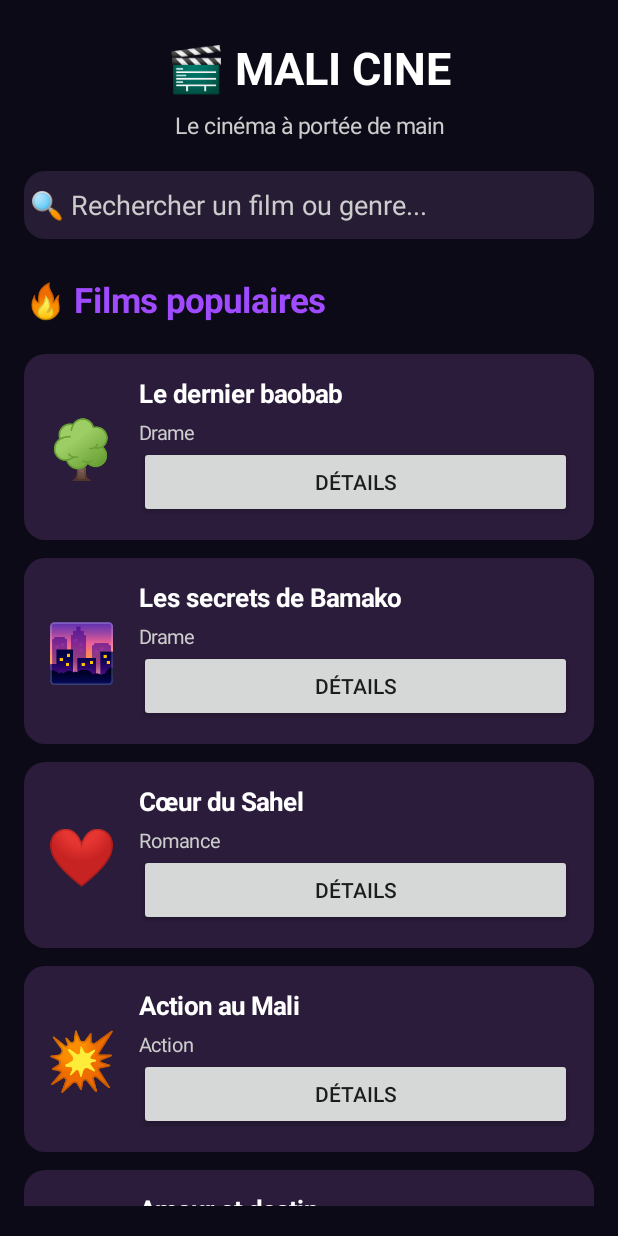
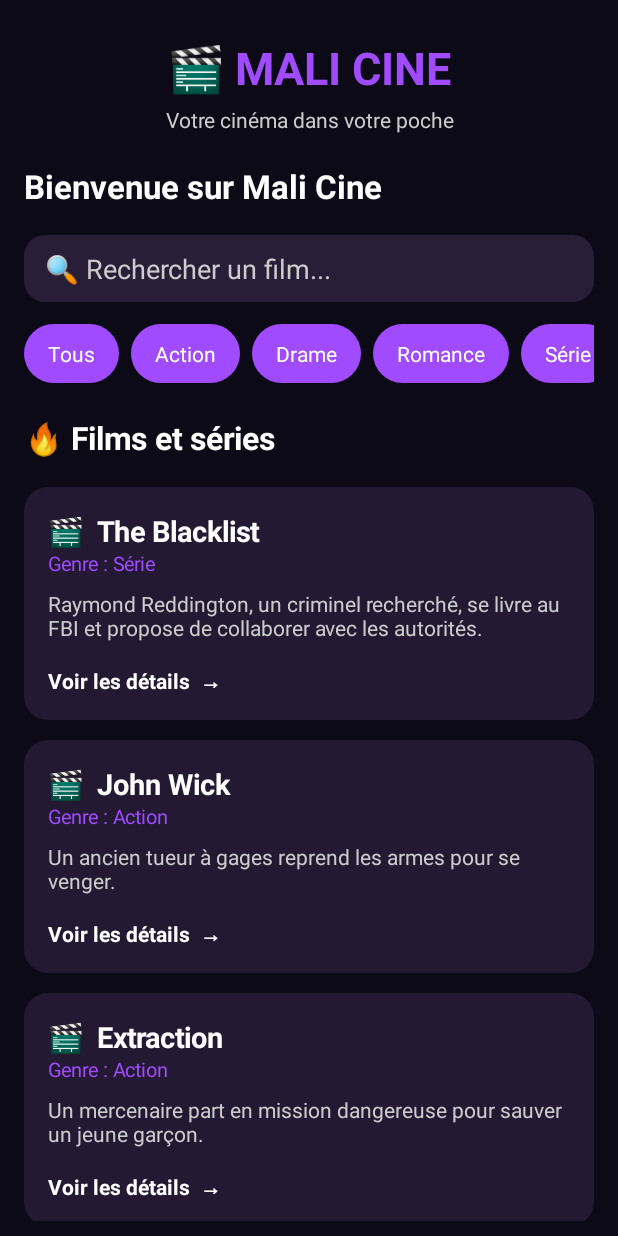
Before and after one commit to mahamadoumd237-hash/mali-cine, an Android app: the screen it shows after launch (MainActivity), on a phone screen of 412 x 824 dp. Run offline under Robolectric (Android 15) with nearby library versions, the phone set to English and light mode, and no system bars.

Commit message:
Refactor film data and enhance UI in MainActivity
Refactor film-related data and UI components in MainActivity. Added film descriptions and improved layout for better user experience.

```diff
--- a/app/src/main/java/com/malicine/app/MainActivity.java
+++ b/app/src/main/java/com/malicine/app/MainActivity.java
@@ -2,6 +2,7 @@
 package com.malicine.app;
 
 import android.app.Activity;
+import android.app.AlertDialog;
 import android.os.Bundle;
 import android.graphics.Color;
 import android.graphics.Typeface;
@@ -9,40 +10,53 @@ import android.graphics.drawable.GradientDrawable;
 import android.text.Editable;
 import android.text.TextWatcher;
 import android.view.Gravity;
+import android.view.View;
 import android.widget.*;
 
 public class MainActivity extends Activity {
 
     int fond = Color.rgb(12, 10, 22);
     int violet = Color.rgb(160, 75, 255);
+    int blanc = Color.WHITE;
+    LinearLayout listeFilms;
+
+    String categorie = "Tous";
+
     String[] films = {
+        "The Blacklist",
+        "John Wick",
+        "Extraction",
         "Le dernier baobab",
         "Les secrets de Bamako",
         "Cœur du Sahel",
         "Action au Mali",
-    "Amour et destin",
-    "The Blacklist - Raymond Reddington"
+        "Amour et destin"
     };
 
     String[] genres = {
-    "Drame", "Drame", "Romance",
-    "Action", "Romance", "Série policière"
+        "Série", "Action", "Action", "Drame",
+        "Drame", "Romance", "Action", "Romance"
     };
 
-String[] emojis = {
-    "🌳", "🌆", "❤️", "💥", "💕", "🕴️"
+    String[] descriptions = {
+        "Raymond Reddington, un criminel recherché, se livre au FBI et propose de collaborer avec les autorités.",
+        "Un ancien tueur à gages reprend les armes pour se venger.",
+        "Un mercenaire part en mission dangereuse pour sauver un jeune garçon.",
+        "Une histoire au cœur du Mali.",
+        "Des secrets, des mystères et des histoires de Bamako.",
+        "Une histoire d'amour et de vie au Sahel.",
+        "Une aventure pleine d'action au Mali.",
+        "Une histoire d'amour et de destin."
     };
 
-    LinearLayout listeFilms;
-
     int dp(int v) {
-        return (int)(v * getResources().getDisplayMetrics().density);
+        return (int) (v * getResources().getDisplayMetrics().density);
     }
 
-    GradientDrawable carte(int couleur) {
+    GradientDrawable carte(int couleur, int rayon) {
         GradientDrawable bg = new GradientDrawable();
         bg.setColor(couleur);
-        bg.setCornerRadius(dp(14));
+        bg.setCornerRadius(dp(rayon));
         return bg;
     }
 
@@ -54,67 +68,119 @@ String[] emojis = {
         return t;
     }
 
+    void afficherDetails(int i) {
+        new AlertDialog.Builder(this)
+            .setTitle(films[i])
+            .setMessage("Catégorie : " + genres[i]
+                + "\n\n" + descriptions[i])
+            .setPositiveButton("Fermer", null)
+            .show();
+    }
 
     void afficherFilms(String recherche) {
         listeFilms.removeAllViews();
+
         boolean trouve = false;
 
         for (int i = 0; i < films.length; i++) {
-        if (films[i].toLowerCase().contains(recherche.toLowerCase())
-            || genres[i].toLowerCase().contains(recherche.toLowerCase())) {
+
+            boolean rechercheOK =
+                films[i].toLowerCase().contains(recherche.toLowerCase())
+                || genres[i].toLowerCase().contains(recherche.toLowerCase());
+
+            boolean categorieOK =
+                categorie.equals("Tous")
+                || genres[i].equalsIgnoreCase(categorie);
+
+            if (rechercheOK && categorieOK) {
 
                 trouve = true;
 
+                final int index = i;
+
                 LinearLayout carteFilm = new LinearLayout(this);
-            carteFilm.setOrientation(0);
-            carteFilm.setGravity(Gravity.CENTER_VERTICAL);
-            carteFilm.setPadding(dp(15), dp(15), dp(15), dp(15));
-            carteFilm.setBackground(carte(Color.rgb(42, 28, 58)));
+                carteFilm.setOrientation(1);
+                carteFilm.setPadding(dp(16), dp(16), dp(16), dp(16));
+                carteFilm.setBackground(carte(Color.rgb(35, 25, 50), 16));
 
-            TextView affiche = texte(emojis[i], 38, Color.WHITE);
-            carteFilm.addView(affiche);
+                LinearLayout.LayoutParams params =
+                    new LinearLayout.LayoutParams(
+                        -1, -2
+                    );
 
-            LinearLayout infos = new LinearLayout(this);
-            infos.setOrientation(1);
-            infos.setPadding(dp(15), 0, 0, 0);
+                params.setMargins(0, dp(7), 0, dp(7));
 
-            TextView nom = texte(films[i], 17, Color.WHITE);
-            nom.setTypeface(null, Typeface.BOLD);
-            infos.addView(nom);
+                TextView titre = texte(
+                    "🎬  " + films[i], 19, blanc
+                );
 
-            TextView genre = texte(genres[i], 13, Color.LTGRAY);
-            genre.setPadding(0, dp(6), 0, 0);
-            infos.addView(genre);
+                titre.setTypeface(null, Typeface.BOLD);
 
-            Button details = new Button(this);
-            details.setText("Détails");
-            details.setOnClickListener(v -> {
-                new android.app.AlertDialog.Builder(this)
-                    .setTitle(films[i])
-                    .setMessage("Catégorie : " + genres[i])
-                    .setPositiveButton("Fermer", null)
-                    .show();
+                TextView genre = texte(
+                    "Genre : " + genres[i], 13, violet
+                );
+
+                TextView description = texte(
+                    descriptions[i], 14, Color.LTGRAY
+                );
+
+                description.setPadding(0, dp(8), 0, dp(8));
+
+                TextView bouton = texte(
+                    "Voir les détails  →", 14, blanc
+                );
+
+                bouton.setTypeface(null, Typeface.BOLD);
+                bouton.setPadding(0, dp(8), 0, 0);
+
+                carteFilm.addView(titre);
+                carteFilm.addView(genre);
+                carteFilm.addView(description);
+                carteFilm.addView(bouton);
+
+                carteFilm.setOnClickListener(new View.OnClickListener() {
+                    @Override
+                    public void onClick(View v) {
+                        afficherDetails(index);
+                    }
                 });
-            infos.addView(details);
 
-            carteFilm.addView(infos,
-                new LinearLayout.LayoutParams(0, -2, 1));
-
-            LinearLayout.LayoutParams p =
-                new LinearLayout.LayoutParams(-1, -2);
-            p.setMargins(0, dp(6), 0, dp(6));
-
-            listeFilms.addView(carteFilm, p);
+                listeFilms.addView(carteFilm, params);
             }
         }
 
         if (!trouve) {
-        listeFilms.addView(
-            texte("Aucun film trouvé", 16, Color.LTGRAY)
+            TextView vide = texte(
+                "Aucun film trouvé", 16, Color.LTGRAY
             );
+            vide.setGravity(Gravity.CENTER);
+            vide.setPadding(0, dp(30), 0, dp(30));
+            listeFilms.addView(vide);
         }
     }
 
+    void ajouterCategorie(
+        LinearLayout ligne, String nom, EditText recherche) {
+
+        TextView bouton = texte(nom, 14, blanc);
+        bouton.setGravity(Gravity.CENTER);
+        bouton.setPadding(dp(16), dp(10), dp(16), dp(10));
+        bouton.setBackground(carte(violet, 20));
+
+        LinearLayout.LayoutParams p =
+            new LinearLayout.LayoutParams(-2, -2);
+
+        p.setMargins(0, 0, dp(8), 0);
+        ligne.addView(bouton, p);
+
+        bouton.setOnClickListener(new View.OnClickListener() {
+            @Override
+            public void onClick(View v) {
+                categorie = nom;
+                afficherFilms(recherche.getText().toString());
+            }
+        });
+    }
 
     @Override
     protected void onCreate(Bundle savedInstanceState) {
@@ -122,57 +188,89 @@ void afficherFilms(String recherche) {
 
         LinearLayout main = new LinearLayout(this);
         main.setOrientation(1);
-        main.setPadding(dp(16), dp(25), dp(16), dp(20));
+        main.setPadding(dp(16), dp(25), dp(16), dp(10));
         main.setBackgroundColor(fond);
 
-        TextView logo = texte("🎬 MALI CINE", 30, Color.WHITE);
+        TextView logo = texte("🎬 MALI CINE", 30, violet);
+        logo.setTypeface(null, Typeface.BOLD);
         logo.setGravity(Gravity.CENTER);
-        logo.setTypeface(null, Typeface.BOLD);
         main.addView(logo);
 
         TextView sousTitre = texte(
-            "Le cinéma à portée de main", 15, Color.LTGRAY);
+            "Votre cinéma dans votre poche", 14, Color.LTGRAY
+        );
         sousTitre.setGravity(Gravity.CENTER);
-        sousTitre.setPadding(0, dp(8), 0, dp(20));
+        sousTitre.setPadding(0, dp(5), 0, dp(20));
         main.addView(sousTitre);
+
+        TextView titre = texte(
+            "Bienvenue sur Mali Cine", 22, blanc
+        );
+        titre.setTypeface(null, Typeface.BOLD);
+        main.addView(titre);
 
         EditText recherche = new EditText(this);
         recherche.setSingleLine(true);
-        recherche.setHint("🔍 Rechercher un film ou genre...");
-        recherche.setTextColor(Color.WHITE);
+        recherche.setHint("🔍 Rechercher un film...");
+        recherche.setTextColor(blanc);
         recherche.setHintTextColor(Color.LTGRAY);
-        recherche.setBackground(carte(Color.rgb(38, 28, 52)));
-        main.addView(recherche);
+        recherche.setPadding(dp(14), dp(10), dp(14), dp(10));
+        recherche.setBackground(carte(Color.rgb(40, 30, 55), 14));
+
+        LinearLayout.LayoutParams rechercheParams =
+            new LinearLayout.LayoutParams(-1, -2);
+        rechercheParams.setMargins(0, dp(18), 0, dp(15));
+        main.addView(recherche, rechercheParams);
+
+        HorizontalScrollView horizontal =
+            new HorizontalScrollView(this);
+        horizontal.setHorizontalScrollBarEnabled(false);
+
+        LinearLayout categories = new LinearLayout(this);
+        categories.setOrientation(0);
+
+        ajouterCategorie(categories, "Tous", recherche);
+        ajouterCategorie(categories, "Action", recherche);
+        ajouterCategorie(categories, "Drame", recherche);
+        ajouterCategorie(categories, "Romance", recherche);
+        ajouterCategorie(categories, "Série", recherche);
+
+        horizontal.addView(categories);
+        main.addView(horizontal);
+
+        TextView populaire = texte(
+            "🔥 Films et séries", 21, blanc
+        );
+        populaire.setTypeface(null, Typeface.BOLD);
+        populaire.setPadding(0, dp(22), 0, dp(12));
+        main.addView(populaire);
 
         ScrollView scroll = new ScrollView(this);
-        LinearLayout contenu = new LinearLayout(this);
-        contenu.setOrientation(1);
-
-        TextView titre = texte("🔥 Films populaires", 23, violet);
-        titre.setTypeface(null, Typeface.BOLD);
-        titre.setPadding(0, dp(25), 0, dp(15));
-        contenu.addView(titre);
 
         listeFilms = new LinearLayout(this);
         listeFilms.setOrientation(1);
-        contenu.addView(listeFilms);
+
+        scroll.addView(listeFilms);
+        main.addView(scroll,
+            new LinearLayout.LayoutParams(-1, 0, 1));
 
         afficherFilms("");
 
         recherche.addTextChangedListener(new TextWatcher() {
+            @Override
             public void beforeTextChanged(
                 CharSequence s, int start, int count, int after) {}
 
+            @Override
             public void onTextChanged(
                 CharSequence s, int start, int before, int count) {
                 afficherFilms(s.toString());
             }
 
-            public void afterTextChanged(Editable e) {}
+            @Override
+            public void afterTextChanged(Editable s) {}
         });
 
-        scroll.addView(contenu);
-        main.addView(scroll);
         setContentView(main);
     }
                     }
```
Lines whose indentation alone changed are shown as unchanged.
